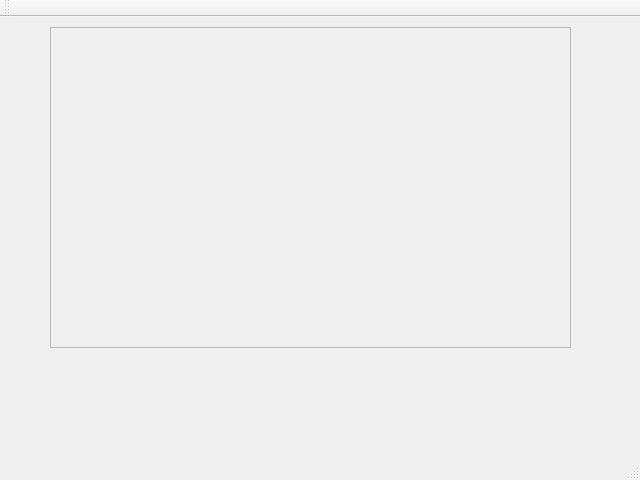
kakaoscsiga25/backstabber, file src/gui/player_window.ui: the form before one commit.
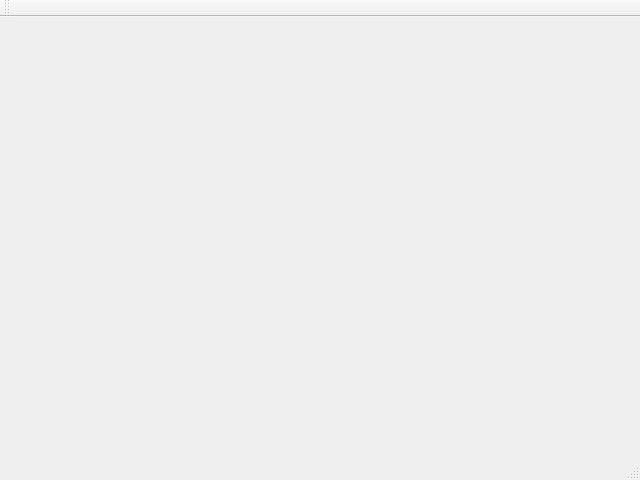
The form after the commit.

What changed in the file:
```diff
--- a/src/gui/player_window.ui
+++ b/src/gui/player_window.ui
@@ -14,22 +14,7 @@
    <string>MainWindow</string>
   </property>
   <widget class="QWidget" name="centralWidget">
-   <widget class="QFrame" name="TableArea">
-    <property name="geometry">
-     <rect>
-      <x>50</x>
-      <y>10</y>
-      <width>521</width>
-      <height>321</height>
-     </rect>
-    </property>
-    <property name="frameShape">
-     <enum>QFrame::StyledPanel</enum>
-    </property>
-    <property name="frameShadow">
-     <enum>QFrame::Raised</enum>
-    </property>
-   </widget>
+   <layout class="QVBoxLayout" name="verticalLayout_2"/>
   </widget>
   <widget class="QMenuBar" name="menuBar">
    <property name="geometry">
```
